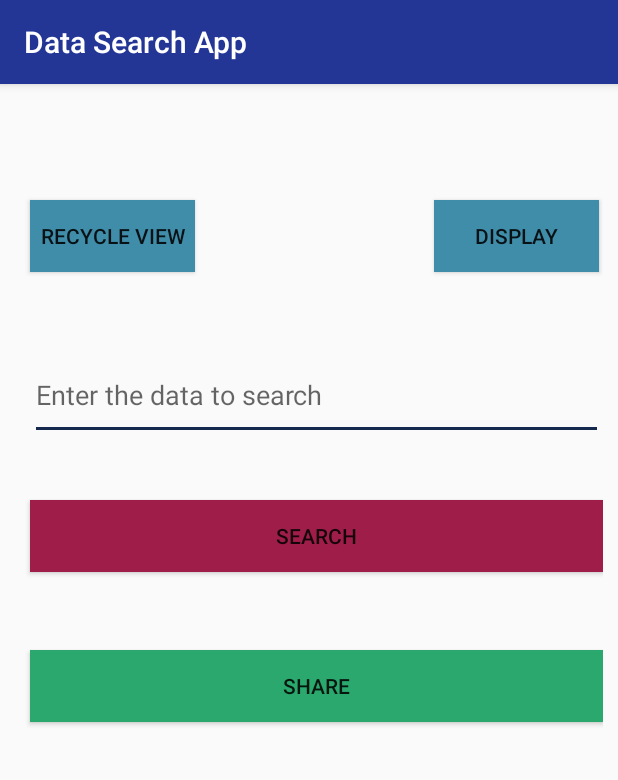
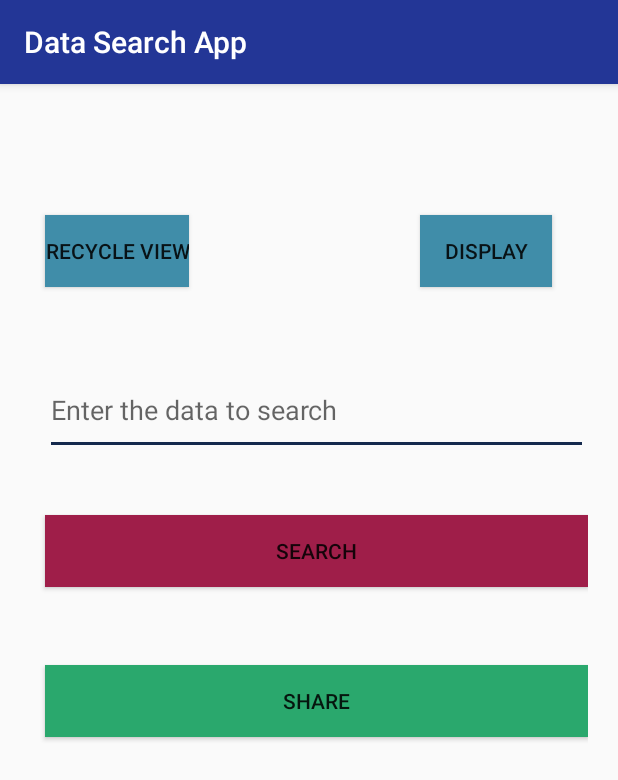
Before and after one commit to teja963/DATA-SEARCH-APP, an Android app: the screen it shows after launch (MainActivity), on a phone screen of 412 x 824 dp. Shown: the top 780 px of the screen. Run offline under Robolectric (Android 15) with nearby library versions, the phone set to English and light mode, and no system bars.

Commit message:
App Published

```diff
--- a/app/src/main/res/layout/activity_main.xml
+++ b/app/src/main/res/layout/activity_main.xml
@@ -3,14 +3,14 @@
     xmlns:tools="http://schemas.android.com/tools"
     android:layout_width="match_parent"
     android:layout_height="match_parent"
-    android:padding="10dp"
+    android:padding="20dp"
     android:visibility="visible"
     tools:context=".activities.MainActivity"
     tools:visibility="visible">
 
     <Button
         android:id="@+id/button_recycler_view"
-        android:layout_width="110dp"
+        android:layout_width="wrap_content"
         android:layout_height="wrap_content"
         android:layout_alignParentStart="true"
         android:layout_alignParentTop="true"
@@ -22,19 +22,19 @@
 
     <Button
         android:id="@+id/button_display"
-        android:layout_width="110dp"
+        android:layout_width="wrap_content"
         android:layout_height="wrap_content"
         android:layout_alignParentStart="true"
         android:layout_alignParentTop="true"
         android:layout_centerHorizontal="true"
-        android:layout_marginStart="279dp"
         android:layout_marginTop="67dp"
+        android:layout_marginStart="260dp"
+        android:layout_marginEnd="10dp"
         android:background="#408DA9"
         android:text="@string/display"
         android:textAlignment="center" />
 
     <EditText
-        android:autofillHints=""
         android:id="@+id/user_input"
         android:layout_width="match_parent"
         android:layout_height="60dp"
@@ -43,6 +43,7 @@
         android:layout_centerHorizontal="true"
         android:layout_marginStart="10dp"
         android:layout_marginTop="167dp"
+        android:autofillHints=""
         android:ems="10"
         android:hint="@string/text"
         android:inputType="textPersonName" />
```
Also changed, not shown: 2 other files.
